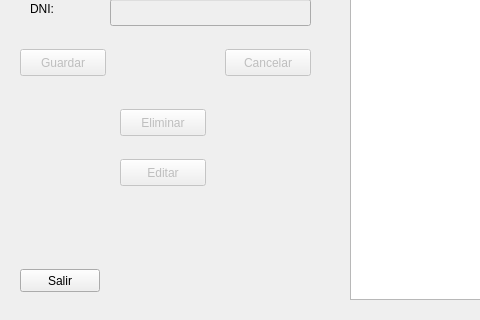
This is crud.ui in clonbg/crud-sqlite3-python as Qt 5 draws it before an edit; both pictures show x 0 to 480 and y 211 to 531 of the 926 by 531 pixel window. The edited form follows.
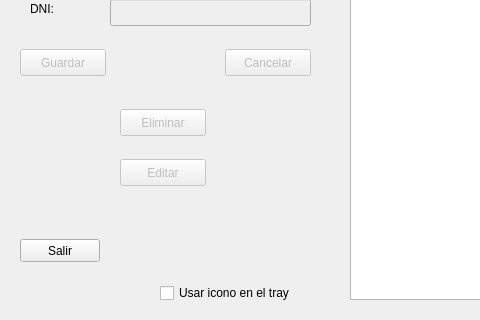
This is the edited form.

Commit message: check tray icon

Patch:
```diff
--- a/crud.ui
+++ b/crud.ui
@@ -191,7 +191,7 @@
    <property name="geometry">
     <rect>
      <x>20</x>
-     <y>480</y>
+     <y>450</y>
      <width>80</width>
      <height>23</height>
     </rect>
@@ -248,6 +248,19 @@
     <string>Editar</string>
    </property>
   </widget>
+  <widget class="QCheckBox" name="checkIcono">
+   <property name="geometry">
+    <rect>
+     <x>160</x>
+     <y>490</y>
+     <width>161</width>
+     <height>28</height>
+    </rect>
+   </property>
+   <property name="text">
+    <string>Usar icono en el tray</string>
+   </property>
+  </widget>
  </widget>
  <resources/>
  <connections/>
```
The commit also changes 2 other files.
